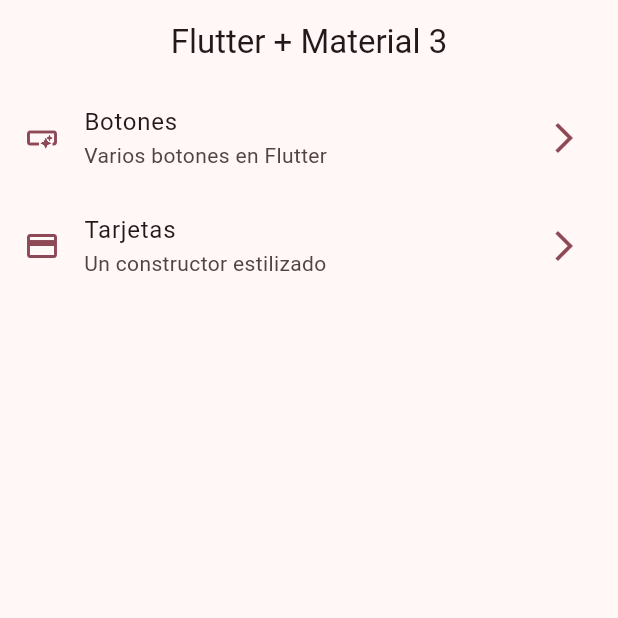
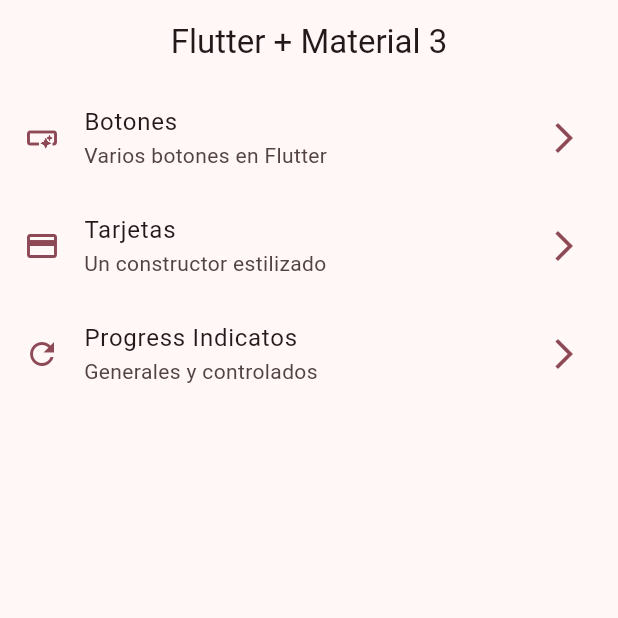
Before and after one commit to ErnestAlf222/widgetsApp, a Flutter app: the screen it shows after launch, on a phone screen of 412 x 824 dp, the top half of it. Run offline on Flutter 3.47's test engine with Material 3 defaults, Android fonts, the phone set to English and light mode, and no system bars; our stand-ins replace go_router.

Commit message:
progress indicator finished!

```diff
--- a/lib/config/menu/menu_items.dart
+++ b/lib/config/menu/menu_items.dart
@@ -33,5 +33,11 @@ class MenuItem {
       link: '/cards',
       icon: Icons.credit_card
       ),
+    MenuItem(
+      title: 'Progress Indicatos',
+      subTitle: 'Generales y controlados',
+      link: '/progress',
+      icon: Icons.refresh_outlined
+      ),
 
   ];
--- a/lib/config/router/app_router.dart
+++ b/lib/config/router/app_router.dart
@@ -22,5 +22,10 @@ final appRouter = GoRouter(
       name: CardsScreen.name,
       builder: (context, state) => const CardsScreen(),
     ),
+    GoRoute(
+      path: '/progress',
+      name: ProgressScreen.name,
+      builder: (context, state) => const ProgressScreen(),
+    ),
   ],
 );
```
Also changed, not shown: lib/presentation/screens/progress/progress_screen.dart (+63 -1 lines).
